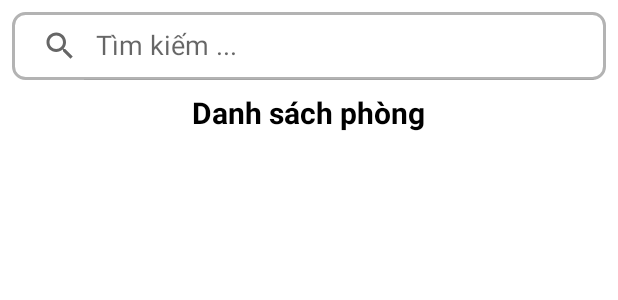
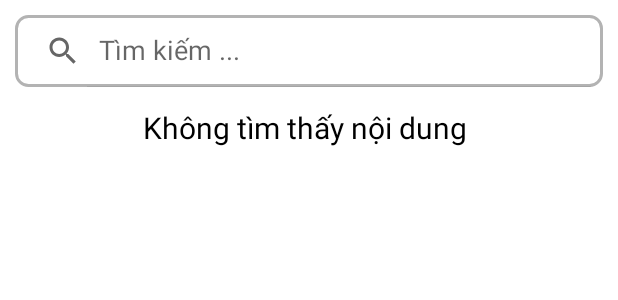
Before and after one commit to minh020103/MobileProjectApp2, an Android app: the layout search_layout.xml on its own in the app's theme, with its tools: preview values and no code run, on a phone screen of 412 x 824 dp. Shown: the top 300 px of the screen. Run offline under Robolectric (Android 15) with nearby library versions, the phone set to English and light mode, and no system bars.

Commit message:
Update search v1.3

```diff
--- a/app/src/main/res/layout/search_layout.xml
+++ b/app/src/main/res/layout/search_layout.xml
@@ -1,40 +1,56 @@
 <?xml version="1.0" encoding="utf-8"?>
-<LinearLayout
-    xmlns:android="http://schemas.android.com/apk/res/android"
+<LinearLayout xmlns:android="http://schemas.android.com/apk/res/android"
     xmlns:app="http://schemas.android.com/apk/res-auto"
     xmlns:tools="http://schemas.android.com/tools"
     android:layout_width="match_parent"
     android:layout_height="match_parent"
-    tools:context=".activity.chutro.SearchActivity"
     android:orientation="vertical"
-    >
+    tools:context=".activity.chutro.SearchActivity">
+
+    <LinearLayout
+        android:layout_width="match_parent"
+        android:layout_height="wrap_content"
+        android:orientation="vertical">
+
+        <androidx.appcompat.widget.SearchView
+            android:id="@+id/search"
+            android:layout_width="match_parent"
+            android:layout_height="wrap_content"
+            android:layout_margin="10dp"
+            android:layout_weight="1.5"
+            android:background="@drawable/bg_search"
+            app:iconifiedByDefault="false"
+            app:queryHint="Tìm kiếm ..." />
 
 
-    <androidx.appcompat.widget.SearchView
-        android:id="@+id/search"
-        android:layout_width="match_parent"
-        android:layout_height="0dp"
-        android:layout_margin="8dp"
-        android:layout_weight="0.5"
-        android:background="@drawable/bg_search"
-        app:defaultQueryHint="Tìm kiếm ..."
-        app:iconifiedByDefault="false" />
+    </LinearLayout>
+
+<RelativeLayout
+    android:layout_width="match_parent"
+    android:layout_height="match_parent">
 
     <TextView
+        android:id="@+id/tv_thongbao"
         android:layout_width="wrap_content"
-        android:layout_height="0dp"
-        android:layout_weight="0.4"
-        android:text="Danh sách phòng"
+        android:layout_height="wrap_content"
+        android:layout_gravity="center_horizontal"
+        android:padding="3dp"
+        android:text="Không tìm thấy nội dung "
         android:textColor="@color/black"
         android:textSize="20sp"
-        android:textStyle="bold"
-        android:layout_gravity="center_horizontal"/>
+        android:visibility="visible"
+        android:layout_centerHorizontal="true"/>
 
 
     <androidx.recyclerview.widget.RecyclerView
         android:id="@+id/rcv_list_phong_tro"
         android:layout_width="match_parent"
-        android:layout_height="0dp"
-        android:layout_weight="8"/>
+        android:layout_height="match_parent" />
+
+</RelativeLayout>
+
+
+
+
 
 </LinearLayout>
```
Also changed, not shown: app/src/main/java/com/example/mobileprojectapp2/activity/chutro/SearchActivity.java (+23 -1 lines), app/src/main/java/com/example/mobileprojectapp2/recyclerviewadapter/chutro/PhongTroChuTroAdapter.java (+40 -3 lines).
